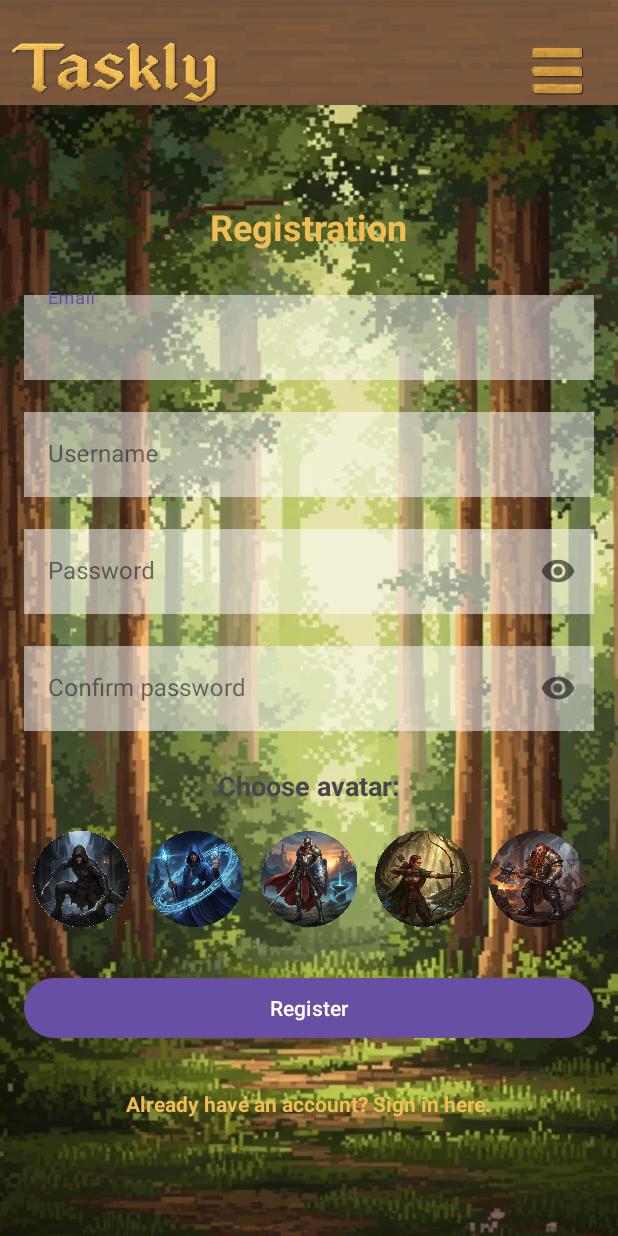
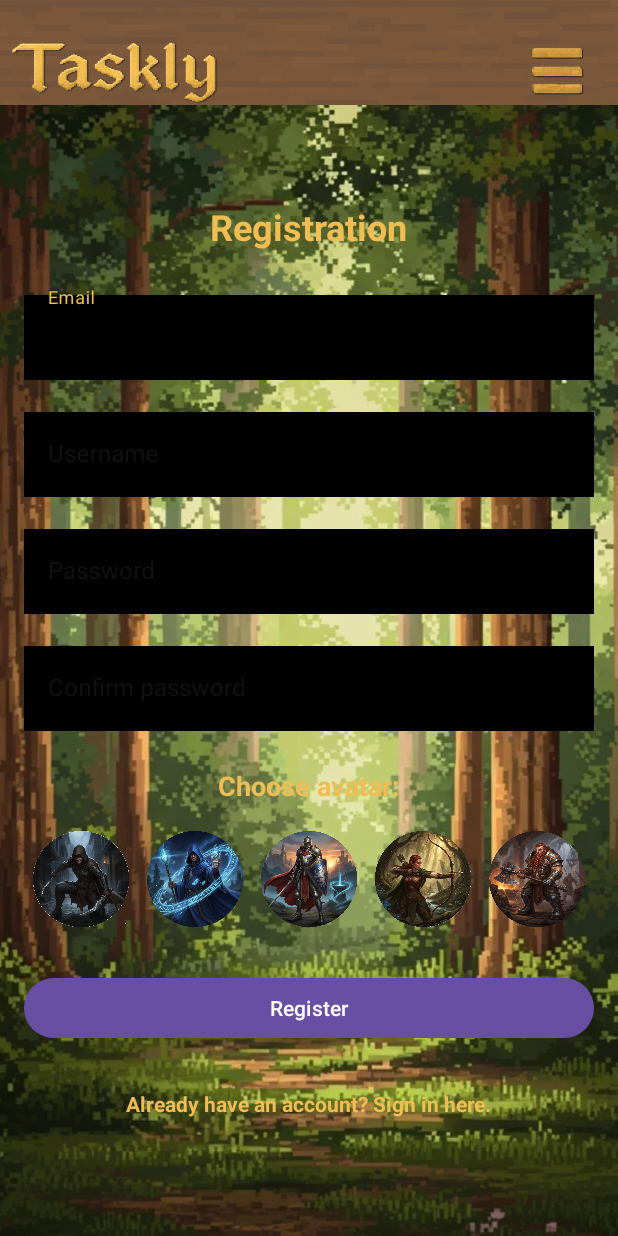
Before and after one commit to Srxx42/e2-ma-tim27-2025, an Android app: the screen it shows after launch (RegistrationActivity), after a tap on "Don’t have an account? Register here.", on a phone screen of 412 x 824 dp. Run offline under Robolectric (Android 15) with nearby library versions, the phone set to English and light mode, and no system bars; our stand-ins replace Firebase (no records; nobody signed in at launch, a user with empty details on screens opened directly); 2 other taps on this screen came first.

Commit message:
Imlemented litle changes to look

```diff
--- a/e2-ma-tim27-2025/app/src/main/java/com/example/e2taskly/presentation/activity/StatisticsActivity.java
+++ b/e2-ma-tim27-2025/app/src/main/java/com/example/e2taskly/presentation/activity/StatisticsActivity.java
@@ -170,7 +170,7 @@ public class StatisticsActivity extends AppCompatActivity {
             i++;
         }
 
-        LineDataSet dataSet = new LineDataSet(entries, "Prosečan XP težine");
+        LineDataSet dataSet = new LineDataSet(entries, "Average XP difficulty");
         dataSet.setValueTextColor(Color.WHITE);
         dataSet.setLineWidth(2f);
         dataSet.setValueTextSize(10f);
@@ -198,6 +198,8 @@ public class StatisticsActivity extends AppCompatActivity {
 
         LineDataSet dataSet = new LineDataSet(entries, "Earned XP");
         dataSet.setValueTextColor(Color.WHITE);
+        dataSet.setLineWidth(2f);
+        dataSet.setValueTextSize(10f);
 //        dataSet.setColor(ContextCompat.getColor(this, R.color.design_default_color_primary));
 //        dataSet.setValueTextColor(ContextCompat.getColor(this, R.color.design_default_color_secondary));
 
--- /dev/null
+++ b/e2-ma-tim27-2025/app/src/main/res/color/custom_input_hint_color.xml
@@ -0,0 +1,5 @@
+<?xml version="1.0" encoding="utf-8"?>
+<selector xmlns:android="http://schemas.android.com/apk/res/android">
+    <item android:color="#F0BC54" android:state_focused="true"/>
+    <item android:color="#A0FFFFFF"/>
+</selector>
--- /dev/null
+++ b/e2-ma-tim27-2025/app/src/main/res/drawable/ic_friends.xml
@@ -0,0 +1,5 @@
+<vector xmlns:android="http://schemas.android.com/apk/res/android" android:height="24dp" android:tint="#000000" android:viewportHeight="960" android:viewportWidth="960" android:width="24dp">
+
+    <path android:fillColor="@android:color/white" android:pathData="M360,880L360,351Q269,327 214.5,250.5Q160,174 160,80L240,80Q240,163 293.5,221.5Q347,280 430,280L530,280Q560,280 586,291Q612,302 633,323L814,504L758,560L600,402L600,880L520,880L520,640L440,640L440,880L360,880ZM480,240Q447,240 423.5,216.5Q400,193 400,160Q400,127 423.5,103.5Q447,80 480,80Q513,80 536.5,103.5Q560,127 560,160Q560,193 536.5,216.5Q513,240 480,240Z"/>
+
+</vector>
--- /dev/null
+++ b/e2-ma-tim27-2025/app/src/main/res/drawable/ic_logout.xml
@@ -0,0 +1,5 @@
+<vector xmlns:android="http://schemas.android.com/apk/res/android" android:autoMirrored="true" android:height="24dp" android:tint="#000000" android:viewportHeight="960" android:viewportWidth="960" android:width="24dp">
+
+    <path android:fillColor="@android:color/white" android:pathData="M200,840Q167,840 143.5,816.5Q120,793 120,760L120,200Q120,167 143.5,143.5Q167,120 200,120L480,120L480,200L200,200Q200,200 200,200Q200,200 200,200L200,760Q200,760 200,760Q200,760 200,760L480,760L480,840L200,840ZM640,680L585,622L687,520L360,520L360,440L687,440L585,338L640,280L840,480L640,680Z"/>
+
+</vector>
--- /dev/null
+++ b/e2-ma-tim27-2025/app/src/main/res/drawable/ic_statistic.xml
@@ -0,0 +1,5 @@
+<vector xmlns:android="http://schemas.android.com/apk/res/android" android:autoMirrored="true" android:height="24dp" android:tint="#000000" android:viewportHeight="960" android:viewportWidth="960" android:width="24dp">
+
+    <path android:fillColor="@android:color/white" android:pathData="M140,740L80,680L380,380L540,540L824,220L880,276L540,660L380,500L140,740Z"/>
+
+</vector>
--- a/e2-ma-tim27-2025/app/src/main/res/layout/activity_friends_list.xml
+++ b/e2-ma-tim27-2025/app/src/main/res/layout/activity_friends_list.xml
@@ -5,7 +5,8 @@
     android:id="@+id/main"
     android:layout_width="match_parent"
     android:layout_height="match_parent"
-    tools:context=".presentation.activity.FriendsListActivity">
+    tools:context=".presentation.activity.FriendsListActivity"
+    android:fitsSystemWindows="true">
 
     <com.google.android.material.appbar.AppBarLayout
         android:id="@+id/appBarLayout"
--- a/e2-ma-tim27-2025/app/src/main/res/layout/activity_registration.xml
+++ b/e2-ma-tim27-2025/app/src/main/res/layout/activity_registration.xml
@@ -47,13 +47,15 @@
             android:layout_width="match_parent"
             android:layout_height="wrap_content"
             android:layout_marginBottom="16dp"
-            android:hint="@string/email_hint">
+            android:hint="@string/email_hint"
+            app:hintTextColor="@color/custom_input_hint_color">
+
 
             <com.google.android.material.textfield.TextInputEditText
                 android:id="@+id/editTextEmail"
                 android:layout_width="match_parent"
                 android:layout_height="wrap_content"
-                android:background="#80FFFFFF"
+                android:background="@color/black"
                 android:inputType="textEmailAddress" />
         </com.google.android.material.textfield.TextInputLayout>
 
@@ -65,12 +67,13 @@
             android:layout_width="match_parent"
             android:layout_height="wrap_content"
             android:layout_marginBottom="16dp"
-            android:hint="@string/username_hint">
+            android:hint="@string/username_hint"
+            app:hintTextColor="@color/custom_input_hint_color">
 
             <com.google.android.material.textfield.TextInputEditText
                 android:id="@+id/editTextUsername"
                 android:layout_width="match_parent"
-                android:background="#80FFFFFF"
+                android:background="@color/black"
                 android:layout_height="wrap_content"
                 android:inputType="textPersonName" />
 
@@ -85,13 +88,14 @@
             android:layout_height="wrap_content"
             android:layout_marginBottom="16dp"
             android:hint="@string/password_hint"
-            app:passwordToggleEnabled="true">
+            app:passwordToggleEnabled="true"
+            app:hintTextColor="@color/custom_input_hint_color">
 
             <com.google.android.material.textfield.TextInputEditText
                 android:id="@+id/editTextPassword"
                 android:layout_width="match_parent"
                 android:layout_height="wrap_content"
-                android:background="#80FFFFFF"
+                android:background="@color/black"
                 android:inputType="textPassword" />
         </com.google.android.material.textfield.TextInputLayout>
 
@@ -103,13 +107,14 @@
             android:layout_height="wrap_content"
             android:layout_marginBottom="24dp"
             android:hint="@string/registration_confirm_password_hint"
-            app:passwordToggleEnabled="true">
+            app:passwordToggleEnabled="true"
+            app:hintTextColor="@color/custom_input_hint_color">
 
             <com.google.android.material.textfield.TextInputEditText
                 android:id="@+id/editTextConfirmPassword"
                 android:layout_width="match_parent"
                 android:layout_height="wrap_content"
-                android:background="#80FFFFFF"
+                android:background="@color/black"
                 android:inputType="textPassword" />
         </com.google.android.material.textfield.TextInputLayout>
 
@@ -118,6 +123,7 @@
             android:layout_width="wrap_content"
             android:layout_height="wrap_content"
             android:text="@string/registration_choose_avatar_label"
+            android:textColor="#F0BC54"
             android:textSize="18sp"
 
             android:textStyle="bold"
--- a/e2-ma-tim27-2025/app/src/main/res/layout/activity_statistics.xml
+++ b/e2-ma-tim27-2025/app/src/main/res/layout/activity_statistics.xml
@@ -5,7 +5,8 @@
     android:id="@+id/main"
     android:layout_width="match_parent"
     android:layout_height="match_parent"
-    tools:context=".presentation.activity.StatisticsActivity">
+    tools:context=".presentation.activity.StatisticsActivity"
+    android:fitsSystemWindows="true">
 
     <com.google.android.material.appbar.AppBarLayout
         android:layout_width="match_parent"
```
Also changed, not shown: e2-ma-tim27-2025/app/src/main/java/com/example/e2taskly/presentation/activity/BaseActivity.java (added, +48 -0 lines), e2-ma-tim27-2025/app/src/main/java/com/example/e2taskly/presentation/activity/ProfileActivity.java (+21 -3 lines), e2-ma-tim27-2025/app/src/main/res/layout/activity_login.xml (+9 -3 lines), e2-ma-tim27-2025/app/src/main/res/layout/activity_profile.xml (+6 -7 lines), e2-ma-tim27-2025/app/src/main/res/menu/profile_menu.xml (added, +14 -0 lines), e2-ma-tim27-2025/app/src/main/res/drawable/background5.png (added), 1 other file.
